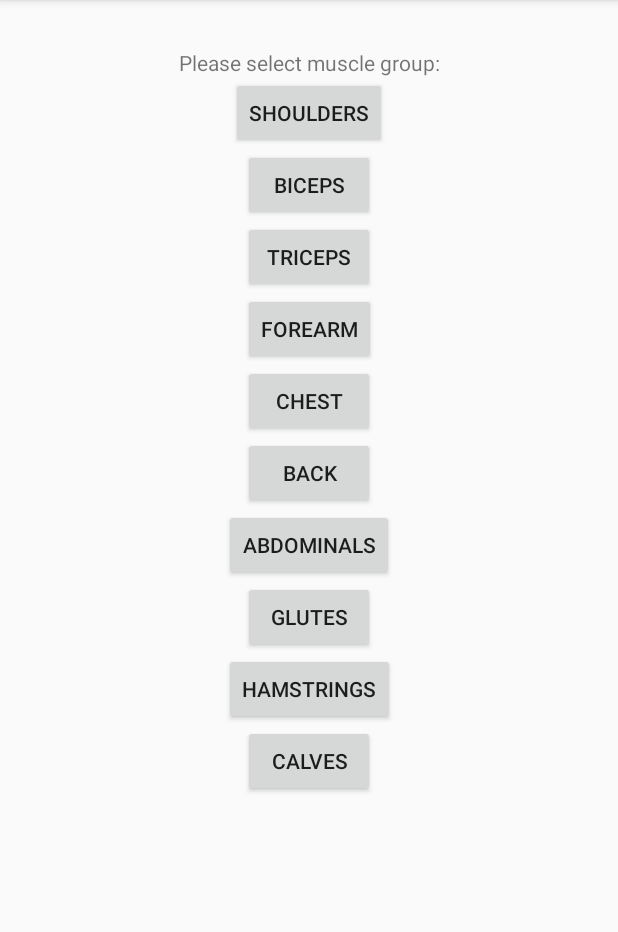
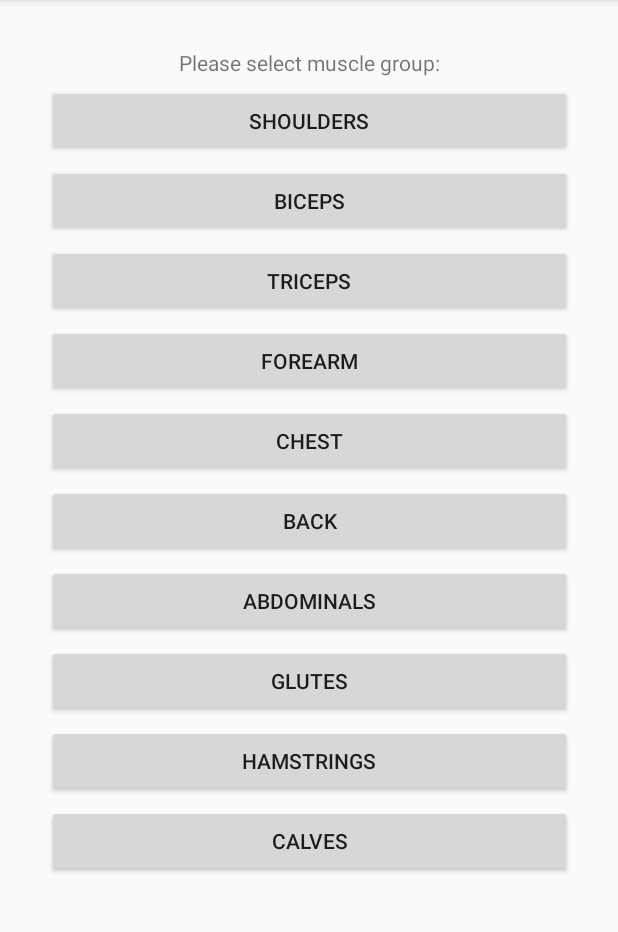
Before and after one commit to EthanTinsley/ExerciseApplication, an Android app: the BuildWorkoutsMuscleGroup screen opened directly, with no data from a screen before it, on a phone screen of 412 x 824 dp, the part 84-1016 px from its top. Run offline under Robolectric (Android 15) with nearby library versions, the phone set to English and light mode, and no system bars.

Commit message:
Made buttons wider and added a 5dp gap

```diff
--- a/app/src/main/res/layout/activity_build_workouts_muscle_group.xml
+++ b/app/src/main/res/layout/activity_build_workouts_muscle_group.xml
@@ -18,8 +18,9 @@
 
     <Button
         android:id="@+id/shldrsBtn"
-        android:layout_width="wrap_content"
+        android:layout_width="350dp"
         android:layout_height="wrap_content"
+        android:layout_marginTop="5dp"
         android:text="Shoulders"
         app:layout_constraintEnd_toEndOf="parent"
         app:layout_constraintStart_toStartOf="parent"
@@ -27,8 +28,9 @@
 
     <Button
         android:id="@+id/bicepsBtn"
-        android:layout_width="wrap_content"
+        android:layout_width="350dp"
         android:layout_height="wrap_content"
+        android:layout_marginTop="5dp"
         android:text="Biceps"
         app:layout_constraintEnd_toEndOf="parent"
         app:layout_constraintStart_toStartOf="parent"
@@ -36,8 +38,9 @@
 
     <Button
         android:id="@+id/tricepsBtn"
-        android:layout_width="wrap_content"
+        android:layout_width="350dp"
         android:layout_height="wrap_content"
+        android:layout_marginTop="5dp"
         android:text="Triceps"
         app:layout_constraintEnd_toEndOf="parent"
         app:layout_constraintStart_toStartOf="parent"
@@ -45,8 +48,9 @@
 
     <Button
         android:id="@+id/forearmBtn"
-        android:layout_width="wrap_content"
+        android:layout_width="350dp"
         android:layout_height="wrap_content"
+        android:layout_marginTop="5dp"
         android:text="Forearm"
         app:layout_constraintEnd_toEndOf="parent"
         app:layout_constraintStart_toStartOf="parent"
@@ -54,8 +58,9 @@
 
     <Button
         android:id="@+id/chestBtn"
-        android:layout_width="wrap_content"
+        android:layout_width="350dp"
         android:layout_height="wrap_content"
+        android:layout_marginTop="5dp"
         android:text="Chest"
         app:layout_constraintEnd_toEndOf="parent"
         app:layout_constraintHorizontal_bias="0.501"
@@ -64,8 +69,9 @@
 
     <Button
         android:id="@+id/backBtn"
-        android:layout_width="wrap_content"
+        android:layout_width="350dp"
         android:layout_height="wrap_content"
+        android:layout_marginTop="5dp"
         android:text="Back"
         app:layout_constraintEnd_toEndOf="parent"
         app:layout_constraintStart_toStartOf="parent"
@@ -73,8 +79,9 @@
 
     <Button
         android:id="@+id/absBtn"
-        android:layout_width="wrap_content"
+        android:layout_width="350dp"
         android:layout_height="wrap_content"
+        android:layout_marginTop="5dp"
         android:text="Abdominals"
         app:layout_constraintEnd_toEndOf="parent"
         app:layout_constraintStart_toStartOf="parent"
@@ -82,8 +89,9 @@
 
     <Button
         android:id="@+id/glutesBtn"
-        android:layout_width="wrap_content"
+        android:layout_width="350dp"
         android:layout_height="wrap_content"
+        android:layout_marginTop="5dp"
         android:text="Glutes"
         app:layout_constraintEnd_toEndOf="parent"
         app:layout_constraintStart_toStartOf="parent"
@@ -91,8 +99,9 @@
 
     <Button
         android:id="@+id/hmstrngBtn"
-        android:layout_width="wrap_content"
+        android:layout_width="350dp"
         android:layout_height="wrap_content"
+        android:layout_marginTop="5dp"
         android:text="Hamstrings"
         app:layout_constraintEnd_toEndOf="parent"
         app:layout_constraintStart_toStartOf="parent"
@@ -100,8 +109,9 @@
 
     <Button
         android:id="@+id/clvsBtn"
-        android:layout_width="wrap_content"
+        android:layout_width="350dp"
         android:layout_height="wrap_content"
+        android:layout_marginTop="5dp"
         android:text="Calves"
         app:layout_constraintEnd_toEndOf="parent"
         app:layout_constraintStart_toStartOf="parent"
```
